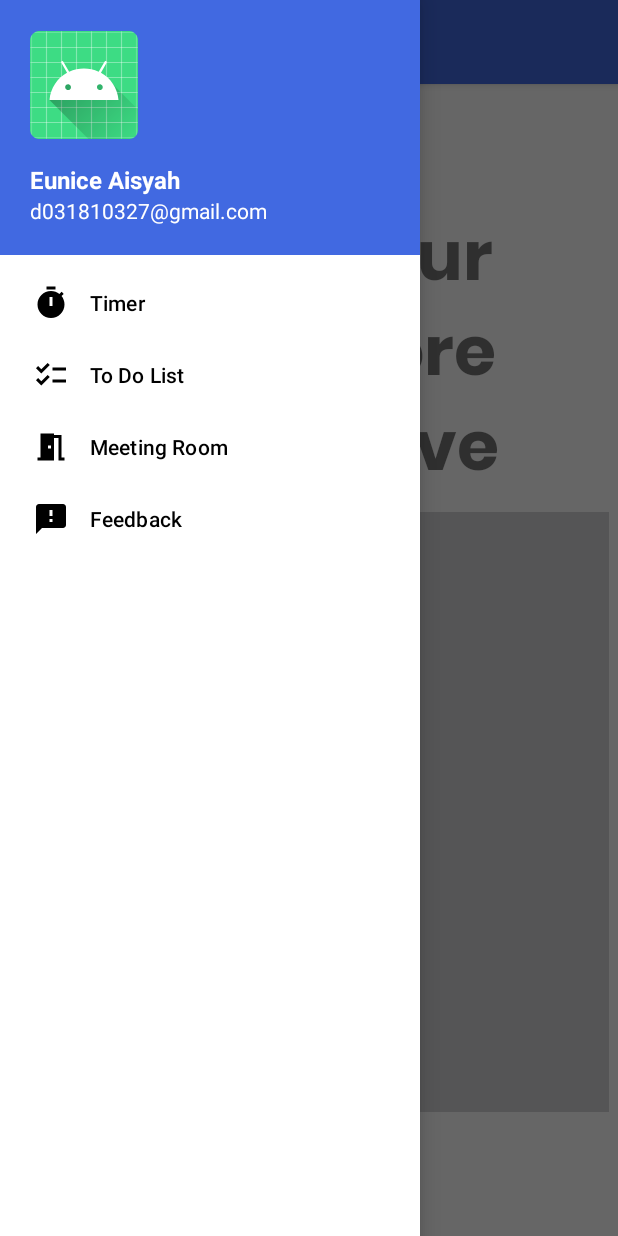
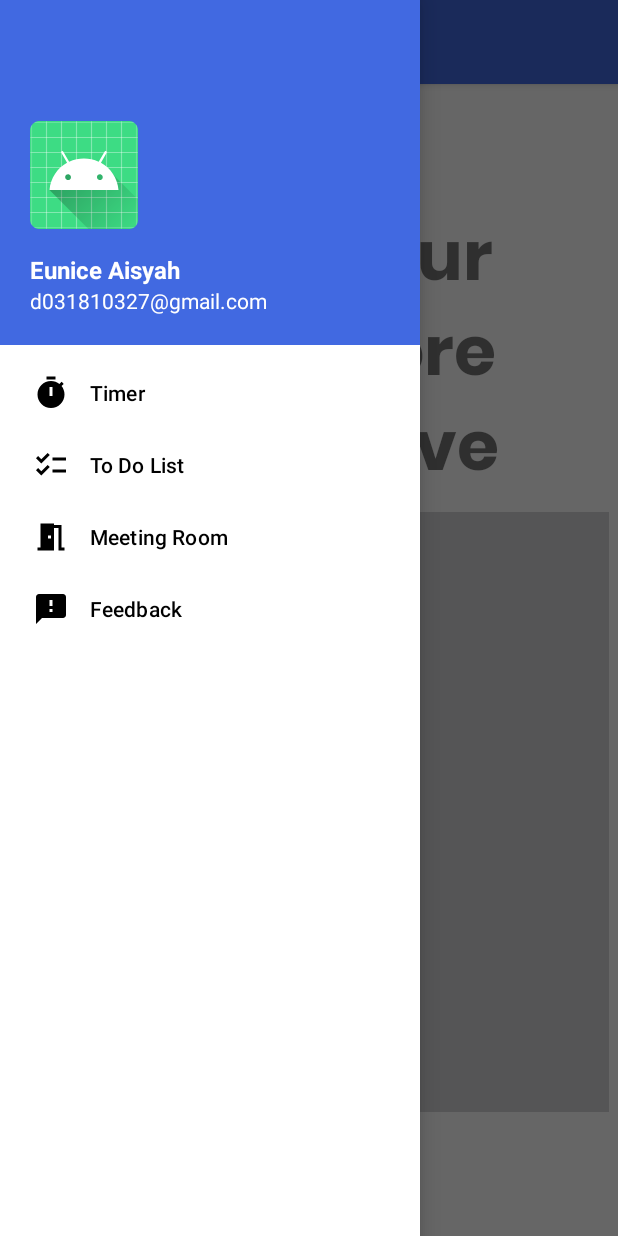
Before and after one commit to EuniceFoo533/MADProject, an Android app: the screen it shows after launch (MainActivity), with the side drawer open, on a phone screen of 412 x 824 dp. Run offline under Robolectric (Android 15) with nearby library versions, the phone set to English and light mode, and no system bars.

```diff
--- a/app/src/main/res/layout/header.xml
+++ b/app/src/main/res/layout/header.xml
@@ -1,7 +1,7 @@
 <?xml version="1.0" encoding="utf-8"?>
 <LinearLayout xmlns:android="http://schemas.android.com/apk/res/android"
     android:layout_width="match_parent"
-    android:layout_height="170dp"
+    android:layout_height="230dp"
     android:background="@color/blue"
     android:gravity="bottom"
     android:padding="20dp"
```
